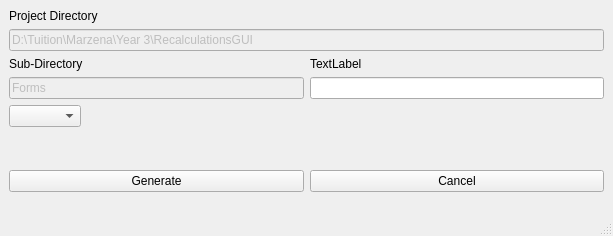
This is QT/FormOptions.ui in farhanrashid/PyQtForm as Qt 5 draws it before an edit. The edited form follows.
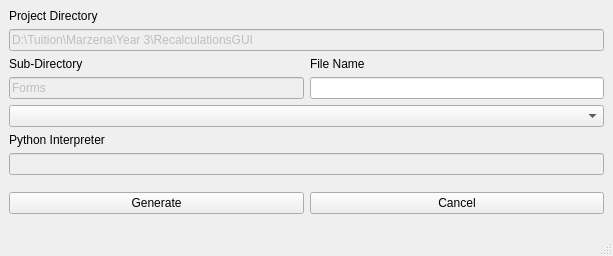
This is the edited form.

Commit message: Python Directory

What changed in the file:
```diff
--- a/QT/FormOptions.ui
+++ b/QT/FormOptions.ui
@@ -7,7 +7,7 @@
     <x>0</x>
     <y>0</y>
     <width>613</width>
-    <height>236</height>
+    <height>256</height>
    </rect>
   </property>
   <property name="minimumSize">
@@ -27,7 +27,7 @@
   </property>
   <widget class="QWidget" name="centralwidget">
    <layout class="QVBoxLayout" name="verticalLayout">
-    <item>
+    <item alignment="Qt::AlignTop">
      <widget class="QWidget" name="wgTop" native="true">
       <layout class="QVBoxLayout" name="verticalLayout_2">
        <property name="leftMargin">
@@ -69,7 +69,7 @@
          </item>
         </layout>
        </item>
-       <item alignment="Qt::AlignTop">
+       <item>
         <widget class="QWidget" name="widget" native="true">
          <property name="enabled">
           <bool>true</bool>
@@ -116,7 +116,7 @@
             <item>
              <widget class="QLabel" name="lblFileName">
               <property name="text">
-               <string>TextLabel</string>
+               <string>File Name</string>
               </property>
              </widget>
             </item>
@@ -128,12 +128,30 @@
          </layout>
         </widget>
        </item>
+       <item>
+        <widget class="QComboBox" name="cbFormType"/>
+       </item>
+       <item>
+        <layout class="QVBoxLayout" name="verticalLayout_6">
+         <item>
+          <widget class="QLabel" name="lblPyInterpreter">
+           <property name="text">
+            <string>Python Interpreter</string>
+           </property>
+          </widget>
+         </item>
+         <item>
+          <widget class="QLineEdit" name="lePyInterpreter">
+           <property name="enabled">
+            <bool>false</bool>
+           </property>
+          </widget>
+         </item>
+        </layout>
+       </item>
       </layout>
      </widget>
     </item>
-    <item alignment="Qt::AlignLeft|Qt::AlignTop">
-     <widget class="QComboBox" name="cbFormType"/>
-    </item>
     <item>
      <widget class="QWidget" name="wgBottom" native="true">
       <layout class="QHBoxLayout" name="horizontalLayout">
```
The commit also changes 4 other files.
